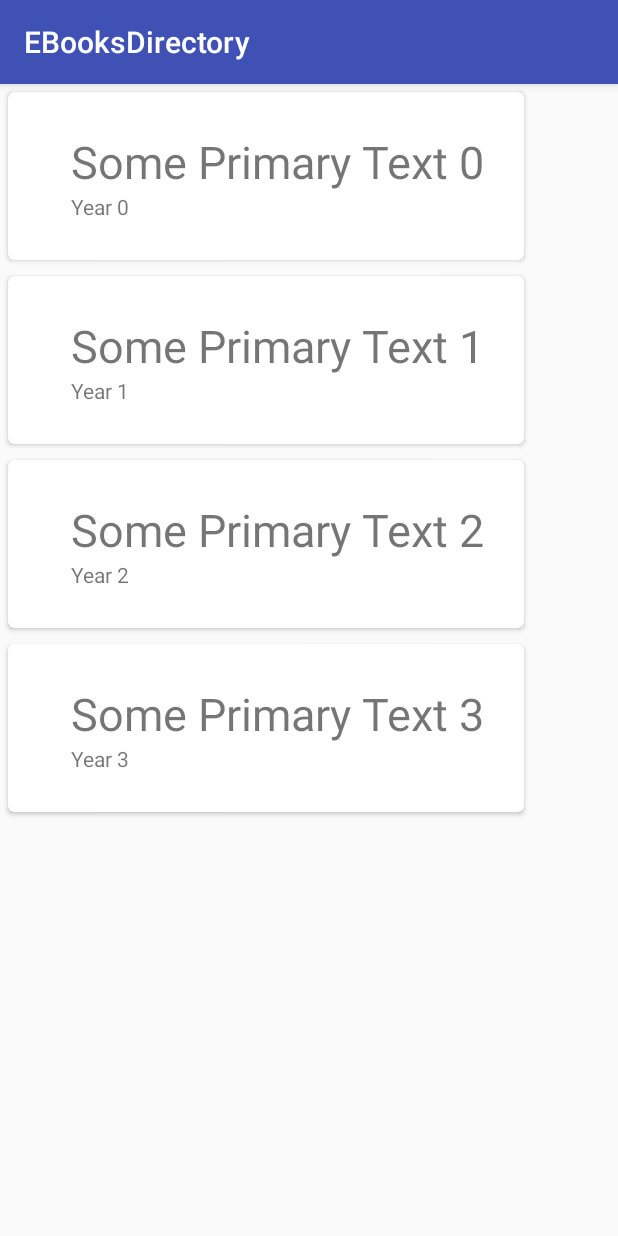
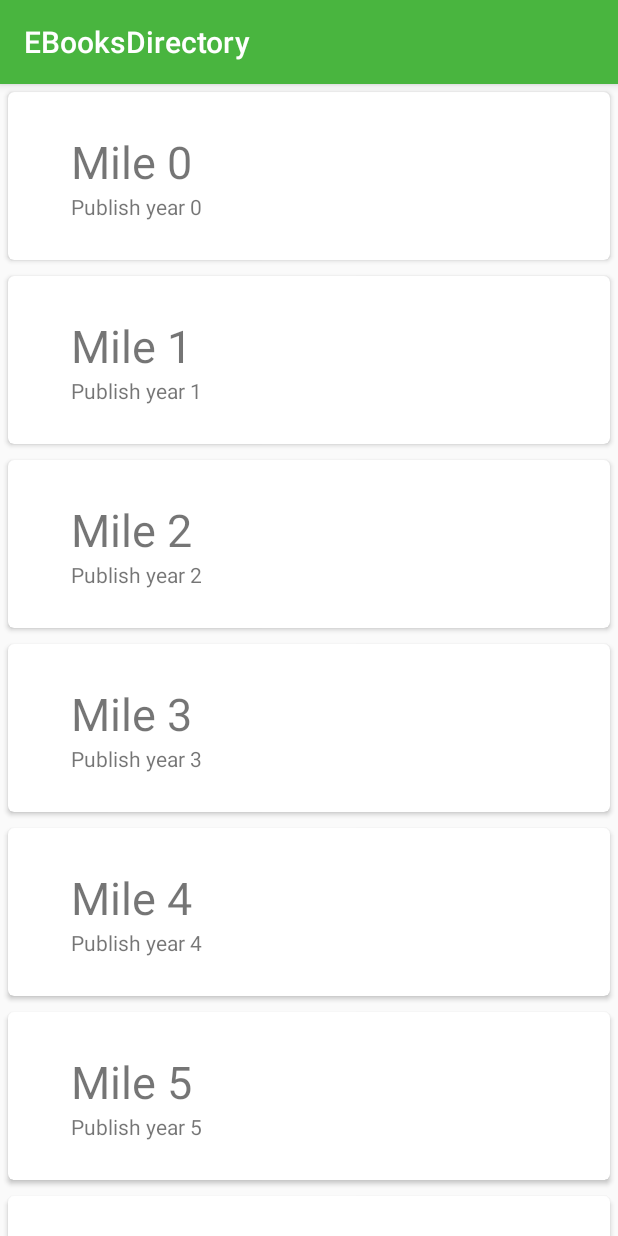
Before and after one commit to johnjqc/ebooks, an Android app: the screen it shows after launch (MainActivity), on a phone screen of 412 x 824 dp. Run offline under Robolectric (Android 15) with nearby library versions, the phone set to English and light mode, and no system bars; our stand-ins replace Firebase (no records; nobody signed in at launch, a user with empty details on screens opened directly).

Commit message:
change mainview

```diff
--- a/app/build.gradle
+++ b/app/build.gradle
@@ -33,5 +33,4 @@ dependencies {
     compile 'com.google.firebase:firebase-database:10.2.0'
     compile 'com.android.support:recyclerview-v7:25.0.+'
     compile 'com.android.support:animated-vector-drawable:25.2.0'
-    compile 'com.android.support:design:25.2.0'
 }
--- a/app/src/main/java/com/jsoft/ebooksdirectory/MainActivity.java
+++ b/app/src/main/java/com/jsoft/ebooksdirectory/MainActivity.java
@@ -79,8 +79,8 @@ public class MainActivity extends AppCompatActivity {
     private ArrayList<Book> getDataSet() {
         ArrayList results = new ArrayList<>();
         for (int index = 0; index < 20; index++) {
-            Book obj = new Book("Some Primary Text " + index,
-                    "Year " + index);
+            Book obj = new Book("Mile " + index,
+                    "Publish year " + index);
             results.add(index, obj);
         }
         return results;
--- a/app/src/main/res/layout/activity_main.xml
+++ b/app/src/main/res/layout/activity_main.xml
@@ -1,18 +1,16 @@
 <?xml version="1.0" encoding="utf-8"?>
-
-<android.support.constraint.ConstraintLayout xmlns:android="http://schemas.android.com/apk/res/android"
-    xmlns:tools="http://schemas.android.com/tools"
-    android:layout_width="match_parent"
-    android:layout_height="match_parent"
-    tools:context="com.jsoft.ebooksdirectory.MainActivity">
+<RelativeLayout xmlns:android="http://schemas.android.com/apk/res/android"
+xmlns:tools="http://schemas.android.com/tools"
+android:layout_width="match_parent"
+android:layout_height="match_parent"
+tools:context="com.jsoft.ebooksdirectory.MainActivity">
 
 	<android.support.v7.widget.RecyclerView
 		android:id="@+id/my_recycler_view"
-		android:layout_width="0dp"
-		android:layout_height="495dp"
+		android:layout_width="match_parent"
+		android:layout_height="match_parent"
 		android:scrollbars="vertical"
 		tools:layout_editor_absoluteX="8dp"
 		tools:layout_editor_absoluteY="8dp" />
 
-
-</android.support.constraint.ConstraintLayout>
+</RelativeLayout>
--- a/app/src/main/res/values/colors.xml
+++ b/app/src/main/res/values/colors.xml
@@ -1,6 +1,6 @@
 <?xml version="1.0" encoding="utf-8"?>
 <resources>
-    <color name="colorPrimary">#3F51B5</color>
-    <color name="colorPrimaryDark">#303F9F</color>
+    <color name="colorPrimary">#49b53f</color>
+    <color name="colorPrimaryDark">#3b9f30</color>
     <color name="colorAccent">#FF4081</color>
 </resources>
--- a/app/src/main/res/values/styles.xml
+++ b/app/src/main/res/values/styles.xml
@@ -6,6 +6,7 @@
         <item name="colorPrimary">@color/colorPrimary</item>
         <item name="colorPrimaryDark">@color/colorPrimaryDark</item>
         <item name="colorAccent">@color/colorAccent</item>
+
     </style>
 
 </resources>
```
